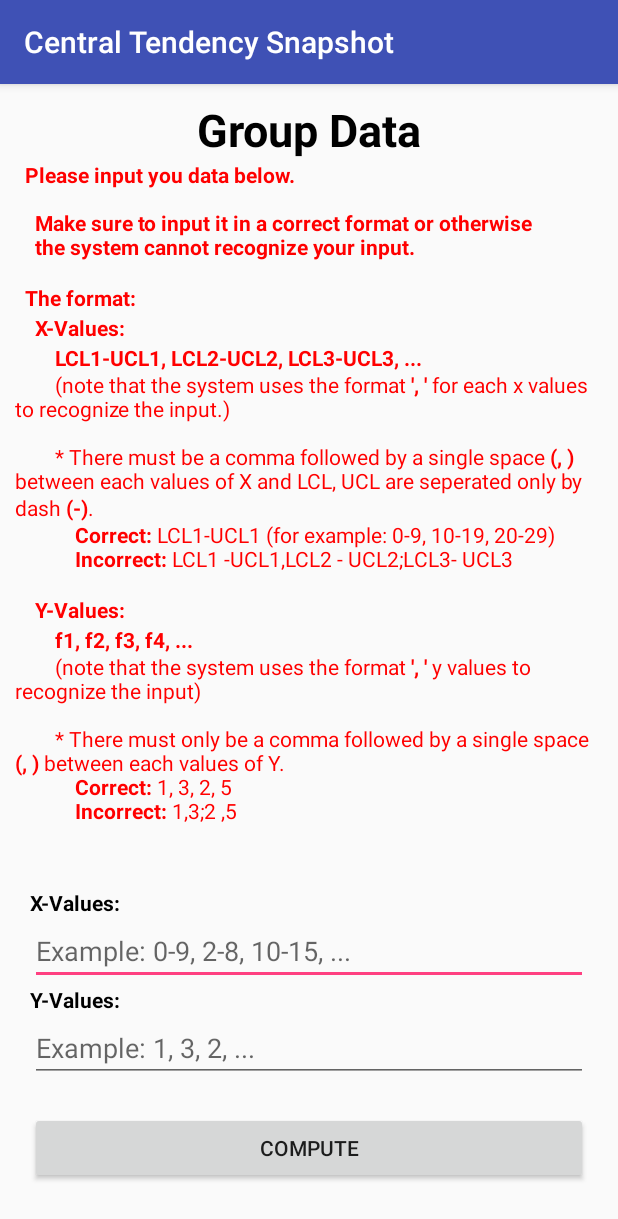
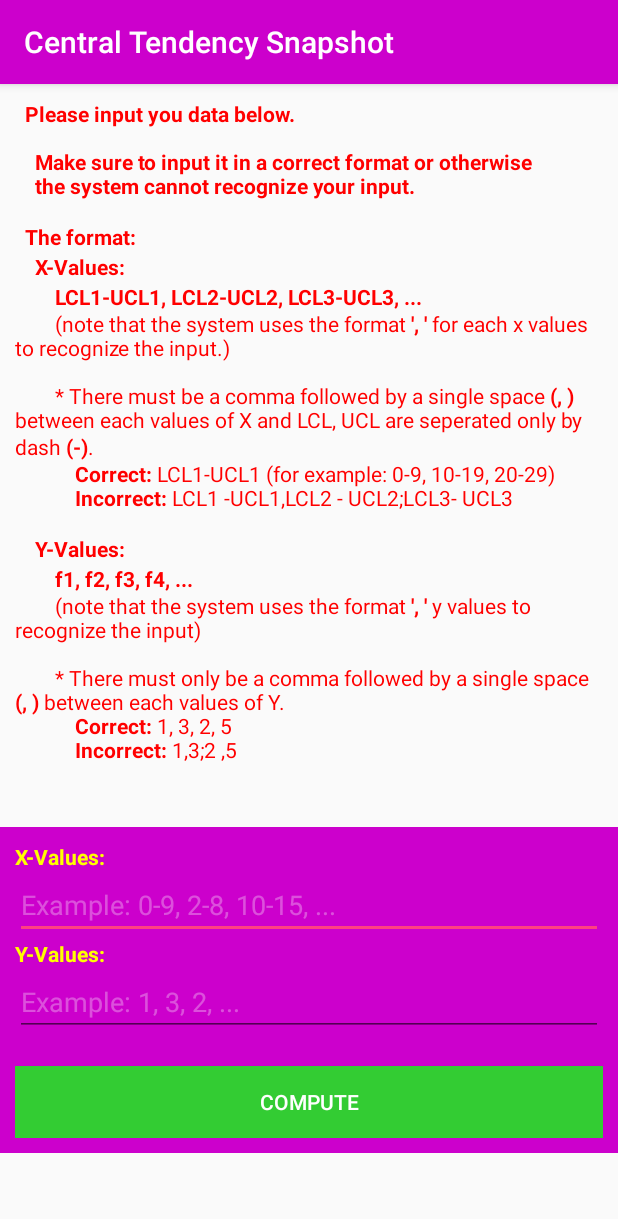
Before and after one commit to Nadzmi-Freelance/Central-Tendency-Snap, an Android app: the GroupedData screen opened directly, with no data from a screen before it, on a phone screen of 412 x 824 dp. Shown: the top 1219 px of the screen. Run offline under Robolectric (Android 15) with nearby library versions, the phone set to English and light mode, and no system bars; network calls fail.

Commit message:
Setel bahagian calculation utk mean, median, mode bg grouped data.
Tinggal nak buat step n answer je utk median n mode.

```diff
--- a/app/src/main/AndroidManifest.xml
+++ b/app/src/main/AndroidManifest.xml
@@ -13,7 +13,7 @@
 
     <application
         android:allowBackup="true"
-        android:icon="@mipmap/ic_launcher"
+        android:icon="@drawable/ic_launcher"
         android:label="@string/app_name"
         android:supportsRtl="true"
         android:largeHeap="true"
--- /dev/null
+++ b/app/src/main/res/drawable/state_button.xml
@@ -0,0 +1,9 @@
+<?xml version="1.0" encoding="utf-8"?>
+<selector xmlns:android="http://schemas.android.com/apk/res/android">
+
+    <item android:drawable="@color/colorSecondary" android:state_pressed="false" android:state_focused="true"/>
+    <item android:drawable="@color/colorTertiary" android:state_pressed="true" android:state_focused="true"/>
+    <item android:drawable="@color/colorTertiary" android:state_pressed="true" android:state_focused="false"/>
+    <item android:drawable="@color/colorSecondary"/>
+
+</selector>
--- a/app/src/main/res/layout/activity_grouped_data.xml
+++ b/app/src/main/res/layout/activity_grouped_data.xml
@@ -9,61 +9,65 @@
     <LinearLayout
         android:orientation="vertical"
         android:layout_width="match_parent"
-        android:layout_height="match_parent"
-        android:padding="10dp">
-
-        <TextView
-            android:text="Group Data"
-            android:layout_width="match_parent"
-            android:layout_height="wrap_content"
-            android:gravity="center"
-            android:textSize="30dp"
-            android:textStyle="bold"
-            android:textColor="#000000"/>
+        android:layout_height="match_parent">
 
         <TextView
             android:text="@string/input_info"
             android:layout_width="match_parent"
             android:layout_height="wrap_content"
             android:gravity="center_vertical"
-            android:textColor="#ff0000" />
+            android:textColor="#ff0000"
+            android:padding="10dp" />
 
         <LinearLayout
             android:orientation="vertical"
             android:layout_width="match_parent"
             android:layout_height="wrap_content"
+            android:background="@color/colorPrimary"
             android:padding="10dp">
 
             <TextView
                 android:text="@string/x_value_label"
                 android:layout_width="match_parent"
                 android:layout_height="wrap_content"
-                android:textColor="#000000" />
+                android:textColor="@color/colorTertiary" />
 
             <EditText
                 android:id="@+id/etXInput"
                 android:hint="@string/x_value_hint"
                 android:layout_width="match_parent"
-                android:layout_height="wrap_content" />
+                android:layout_height="wrap_content"
+                android:textColorHint="#50ffffff"
+                android:textColor="#ffffff"
+                android:inputType="text"
+                android:lines="1"
+                android:maxLines="1" />
 
             <TextView
                 android:text="@string/y_value_label"
                 android:layout_width="match_parent"
                 android:layout_height="wrap_content"
-                android:textColor="#000000" />
+                android:textColor="@color/colorTertiary" />
 
             <EditText
                 android:id="@+id/etYInput"
                 android:hint="@string/y_value_hint"
                 android:layout_width="match_parent"
-                android:layout_height="wrap_content" />
+                android:layout_height="wrap_content"
+                android:textColorHint="#50ffffff"
+                android:textColor="#ffffff"
+                android:inputType="text"
+                android:lines="1"
+                android:maxLines="1" />
 
             <Button
                 android:text="Compute"
                 android:id="@+id/btnCompute"
                 android:layout_width="match_parent"
                 android:layout_height="wrap_content"
-                android:layout_marginTop="20dp"/>
+                android:layout_marginTop="20dp"
+                android:textColor="#ffffff"
+                android:background="@drawable/state_button" />
         </LinearLayout>
     </LinearLayout>
 
--- a/app/src/main/res/values/colors.xml
+++ b/app/src/main/res/values/colors.xml
@@ -1,6 +1,8 @@
 <?xml version="1.0" encoding="utf-8"?>
 <resources>
-    <color name="colorPrimary">#3F51B5</color>
-    <color name="colorPrimaryDark">#303F9F</color>
+    <color name="colorPrimary">#cc00cc</color>
+    <color name="colorPrimaryDark">#660066</color>
+    <color name="colorSecondary">#33cc33</color>
+    <color name="colorTertiary">#ffff00</color>
     <color name="colorAccent">#FF4081</color>
 </resources>
```
Also changed, not shown: app/src/main/java/com/seladanghijau/centraltendencysnap/activity/ComputeGroupData.java (+57 -0 lines), app/src/main/java/com/seladanghijau/centraltendencysnap/dto/XInput.java (+55 -8 lines), app/src/main/java/com/seladanghijau/centraltendencysnap/provider/GroupedDataProvider.java (+172 -17 lines), app/src/main/res/layout/activity_compute_group_data.xml (+83 -2 lines), app/src/main/res/layout/activity_main.xml (+13 -3 lines), app/src/main/res/layout/activity_ungrouped_data.xml (+20 -7 lines), app/src/main/res/drawable/mean_eq.png (deleted), app/src/main/res/drawable/mean_formula.png (deleted).
